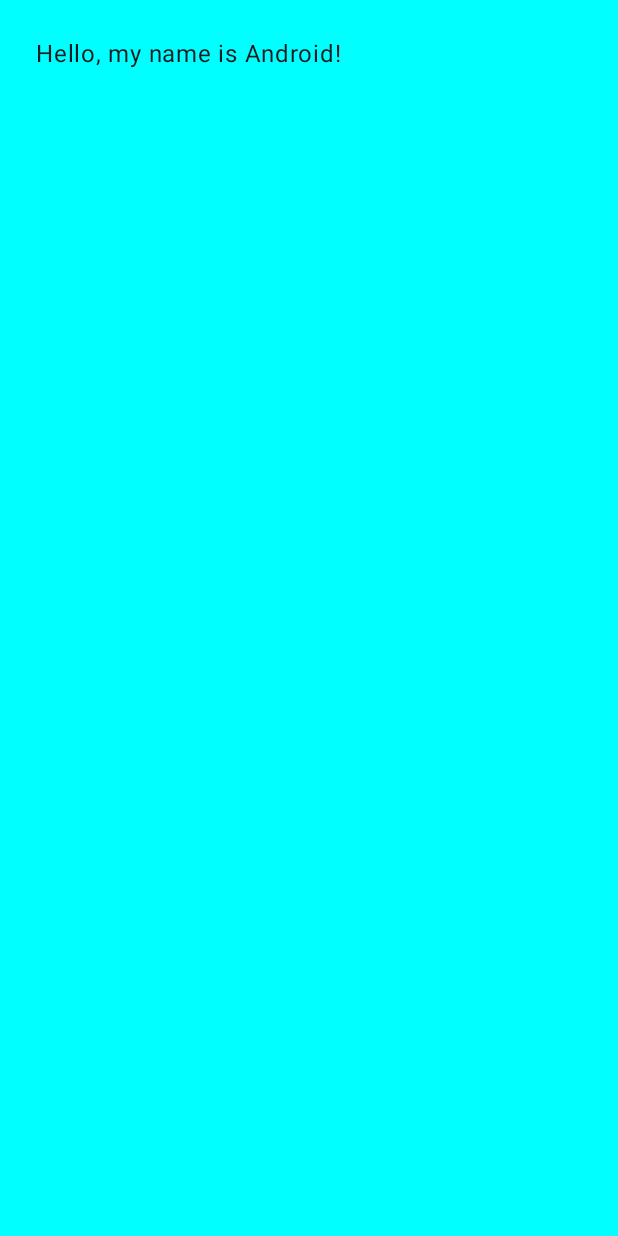
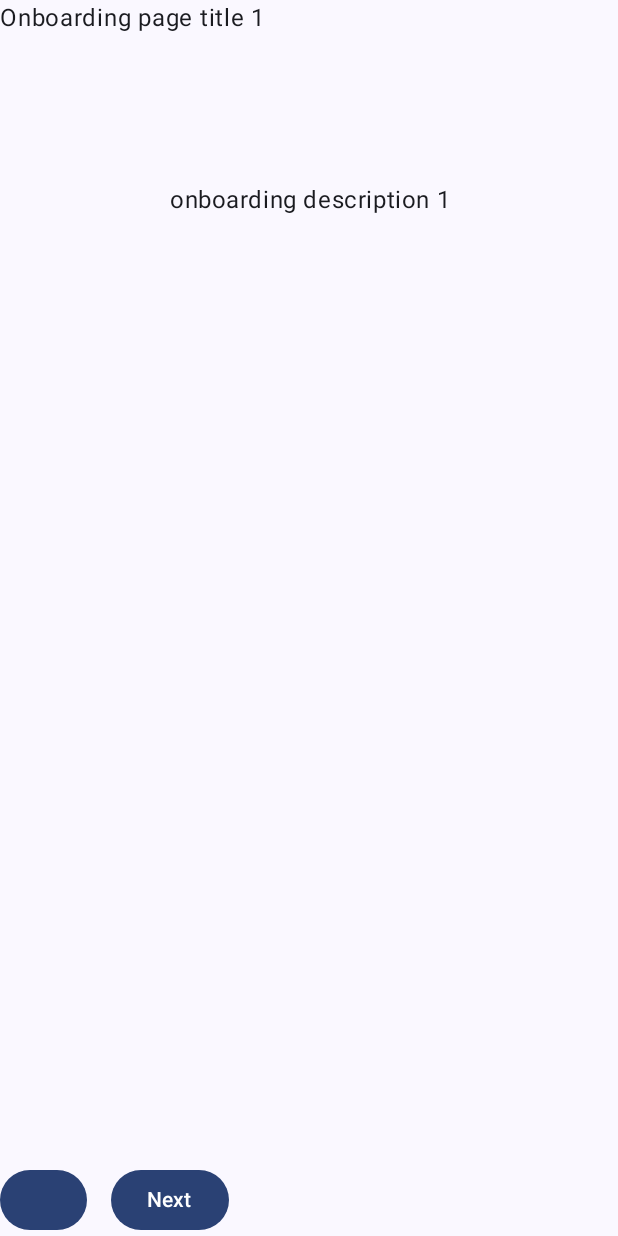
Before and after one commit to YudingZhou/Android, an Android app built with Jetpack Compose: the screen it shows after launch (MainActivity), on a phone screen of 412 x 824 dp. Before the commit the screen is almost empty. Run offline under Robolectric (Android 15) with nearby library versions, the phone set to English and light mode, and no system bars.

Commit message:
android, enable onboard page

```diff
--- a/android_2025_3/app/src/main/java/yuding/android/MainActivity.kt
+++ b/android_2025_3/app/src/main/java/yuding/android/MainActivity.kt
@@ -18,19 +18,22 @@ import androidx.compose.ui.Modifier
 import androidx.compose.ui.graphics.Color
 import androidx.compose.ui.tooling.preview.Preview
 import androidx.compose.ui.unit.dp
+import yuding.android.onboard.OnBoardingViewModel
+import yuding.android.onboard.Onboard
 import yuding.android.theme._25_3_widgetTheme
 
 class MainActivity : ComponentActivity() {
     override fun onCreate(savedInstanceState: Bundle?) {
         super.onCreate(savedInstanceState)
         //enableEdgeToEdge()
+        val onboardPageMode = OnBoardingViewModel(this)
         setContent {
             _25_3_widgetTheme{
                 Surface(
                     modifier = Modifier.fillMaxSize(),
                     color = MaterialTheme.colorScheme.background
                 ) {
-                    Greeting(name = "Android")
+                    Onboard(onboardPageMode)
                 }
             }
         }
--- /dev/null
+++ b/android_2025_3/app/src/main/java/yuding/android/onboard/OnboardingModel.kt
@@ -0,0 +1,30 @@
+package yuding.android.onboard
+
+import android.content.Context
+import androidx.compose.ui.res.stringResource
+import androidx.lifecycle.ViewModel
+import yuding.android.R
+
+class OnBoardingViewModel(context:Context): ViewModel() {
+    val onboardPages = listOf(
+        OnboardPageMode(
+            id = 1,
+            title = context.getString(R.string.onboard_page_1_title),
+            description = context.getString(R.string.onboard_page_1_description)
+        ),
+        OnboardPageMode(
+            id = 2,
+            title = context.getString(R.string.onboard_page_2_title),
+            description = context.getString(R.string.onboard_page_2_description)
+        ),
+        OnboardPageMode(
+            id = 3,
+            title = context.getString(R.string.onboard_page_3_title),
+            description = context.getString(R.string.onboard_page_3_description)
+        )
+    )
+}
+
+data class OnboardPageMode(val id: Int, val title:String, val description: String){
+
+}
--- /dev/null
+++ b/android_2025_3/app/src/main/java/yuding/android/onboard/OnboardingUI.kt
@@ -0,0 +1,112 @@
+package yuding.android.onboard
+
+import android.widget.Button
+import androidx.compose.foundation.ExperimentalFoundationApi
+import androidx.compose.foundation.Image
+import androidx.compose.foundation.background
+import androidx.compose.foundation.layout.Arrangement
+import androidx.compose.foundation.layout.Box
+import androidx.compose.foundation.layout.Column
+import androidx.compose.foundation.layout.PaddingValues
+import androidx.compose.foundation.layout.Row
+import androidx.compose.foundation.layout.Spacer
+import androidx.compose.foundation.layout.fillMaxSize
+import androidx.compose.foundation.layout.padding
+import androidx.compose.foundation.layout.size
+import androidx.compose.foundation.pager.rememberPagerState
+import androidx.compose.material3.Button
+import androidx.compose.material3.MaterialTheme
+import androidx.compose.runtime.Composable
+import androidx.compose.material3.Scaffold
+import androidx.compose.material3.Text
+import androidx.compose.runtime.derivedStateOf
+import androidx.compose.runtime.remember
+import androidx.compose.ui.Alignment
+import androidx.compose.ui.Modifier
+import androidx.compose.ui.res.painterResource
+import androidx.compose.ui.res.stringResource
+import androidx.compose.ui.text.style.TextAlign
+import androidx.compose.ui.tooling.preview.Preview
+import androidx.compose.ui.unit.dp
+import androidx.compose.ui.unit.sp
+import androidx.lifecycle.ViewModel
+import yuding.android.R
+
+
+@OptIn(ExperimentalFoundationApi::class)
+@Composable
+fun Onboard(onBoardingViewModel: OnBoardingViewModel) {
+    val pages = onBoardingViewModel.onboardPages
+    val pageState = rememberPagerState { pages.size }
+    val buttonPairState = remember {
+        derivedStateOf {
+            when (pageState.currentPage) {
+                0 -> Pair("", "Next")
+                1 -> Pair("Previous", "Next")
+                2 -> Pair("Previous", "Finish")
+                else -> {
+                    throw RuntimeException("wrong button pair state ${pageState.currentPage}")
+                }
+            }
+        }
+    }
+
+    Scaffold(
+        modifier = Modifier,
+        topBar = {
+            Text(text = stringResource(R.string.onboard_page_1_title))
+        }, bottomBar = {
+            Row {
+                Box {
+                    Button(onClick = { /*TODO*/ }) {
+                        Text(text = buttonPairState.value.first)
+                    }
+                }
+                Box{
+                    Row{
+                        repeat(times = pages.size){
+                            Spacer(modifier = Modifier.size(2.5.dp))
+                            Box(modifier = Modifier.background(MaterialTheme.colorScheme.secondaryContainer))
+                            Spacer(modifier = Modifier.size(2.5.dp))
+                        }
+                    }
+                }
+
+                Box{
+                    Button(onClick = {}){
+                        Text(text = buttonPairState.value.second)
+                    }
+                }
+            }
+        },
+        content = {
+            OnBoardPage(it)
+        }
+    )
+}
+
+@Composable
+private fun OnBoardPage(padding: PaddingValues) {
+    Column(
+        modifier = Modifier.padding(padding),
+        horizontalAlignment = Alignment.CenterHorizontally,
+        verticalArrangement = Arrangement.Center
+    ) {
+        Spacer(modifier = Modifier.size(50.dp))
+//        Image(
+//            painter = painterResource(R.drawable.ic_launcher_background),
+//            contentDescription = "content description 1"
+//        )
+        Spacer(modifier = Modifier.size(50.dp))
+        Text(
+            text = stringResource(R.string.onboard_page_1_description),
+            modifier = Modifier
+                .fillMaxSize()
+                .padding(25.dp, 0.dp),
+            fontSize = 16.sp,
+            textAlign = TextAlign.Center,
+            style = MaterialTheme.typography.bodySmall,
+            color = MaterialTheme.colorScheme.onSurface
+        )
+    }
+}
--- /dev/null
+++ b/android_2025_3/app/src/main/res/drawable/onboard_page_1_image.xml
@@ -0,0 +1,4 @@
+<?xml version="1.0" encoding="utf-8"?>
+<selector xmlns:android="http://schemas.android.com/apk/res/android">
+
+</selector>
--- a/android_2025_3/app/src/main/res/values/strings.xml
+++ b/android_2025_3/app/src/main/res/values/strings.xml
@@ -42,4 +42,11 @@
         libero vel nunc consequat, quis tincidunt nisl eleifend. Cras bibendum enim a justo luctus
         vestibulum. Fusce dictum libero quis erat maximus, vitae volutpat diam dignissim.
     </string>
+
+    <string name="onboard_page_1_title">Onboarding page title 1</string>
+    <string name="onboard_page_2_title">Onboarding page title 2</string>
+    <string name="onboard_page_3_title">Onboarding page title 3</string>
+    <string name="onboard_page_1_description">onboarding description 1</string>
+    <string name="onboard_page_2_description">description 2\n</string>
+    <string name="onboard_page_3_description">description 3\n</string>
 </resources>
```
Also changed, not shown: 2 other files.
